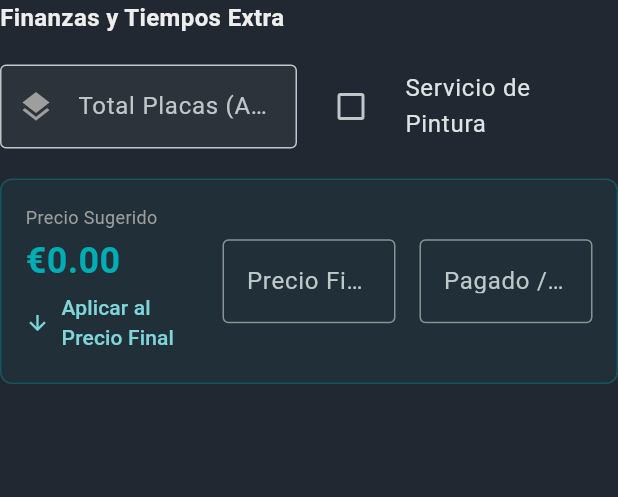
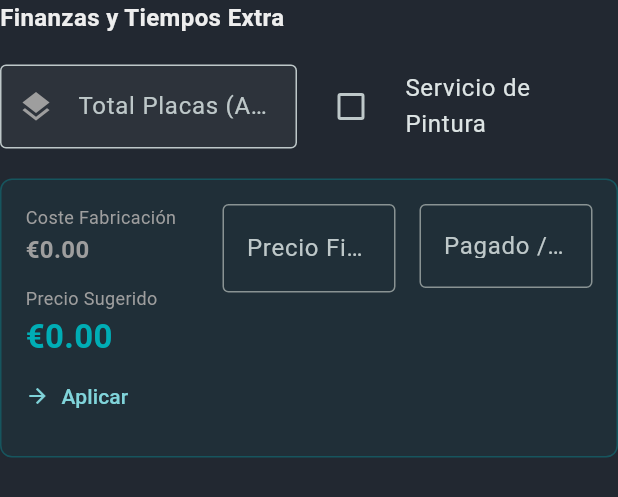
Before and after one commit to nesherben/nesherprints, a Flutter app: the FinanceFormSection widget shown alone on an empty page, opened directly with empty values, on a phone screen of 412 x 824 dp. Shown: the top 497 px of the screen. Run offline on Flutter 3.47's test engine with Material 3 defaults, Android fonts, the phone set to English and light mode, and no system bars; our stand-ins replace fl_chart, sqflite_common_ffi; accounts and stored records are empty.

Commit message:
feat: Enhance order management with improved financial calculations and UI updates

```diff
--- a/lib/presentation/widgets/forms/finance_form_section.dart
+++ b/lib/presentation/widgets/forms/finance_form_section.dart
@@ -9,6 +9,8 @@ class FinanceFormSection extends StatelessWidget {
   final TextEditingController paidController;
   final bool isPainted;
   final double suggestedPrice;
+  final double totalCost;
+  final double margenBeneficio;
   final bool isLocked;
 
   final Function(bool) onPaintedChanged;
@@ -26,6 +28,8 @@ class FinanceFormSection extends StatelessWidget {
     required this.paidController,
     required this.isPainted,
     required this.suggestedPrice,
+    required this.totalCost,
+    required this.margenBeneficio,
     required this.isLocked,
     required this.onPaintedChanged,
     required this.onPlatesChanged,
@@ -37,6 +41,30 @@ class FinanceFormSection extends StatelessWidget {
 
   @override
   Widget build(BuildContext context) {
+    Color getPriceColor(String currentPriceText) {
+      // 1. Limpiamos por si escribes con coma
+      String cleanText = currentPriceText.replaceAll(',', '.');
+      double price = double.tryParse(cleanText) ?? 0.0;
+
+      // Si no hay precio o coste, lo dejamos del color estándar
+      if (price <= 0 || totalCost <= 0) return AppColors.primary;
+
+      // --- TU LÓGICA DE NEGOCIO EXACTA ---
+
+      // 1. Si es el precio sugerido o más -> VERDE
+      if (price >= suggestedPrice) {
+        return Colors.green;
+      }
+
+      // 2. Si está entre el gasto y el sugerido -> NARANJA
+      if (price > totalCost && price < suggestedPrice) {
+        return Colors.orange;
+      }
+
+      // 3. Si es el precio de coste o menos (pérdidas) -> ROJO
+      return Colors.red;
+    }
+
     return Column(
       crossAxisAlignment: CrossAxisAlignment.start,
       children: [
@@ -115,11 +143,33 @@ class FinanceFormSection extends StatelessWidget {
             border: Border.all(color: AppColors.primary.withOpacity(0.3)),
           ),
           child: Row(
+            crossAxisAlignment:
+                CrossAxisAlignment.start, // Alineamos todo arriba
             children: [
+              // --- COLUMNA 1: DATOS INTERNOS (COSTE Y SUGERIDO) ---
               Expanded(
                 child: Column(
                   crossAxisAlignment: CrossAxisAlignment.start,
                   children: [
+                    // 1. Coste Real (NUEVO)
+                    const Text(
+                      'Coste Fabricación',
+                      style: TextStyle(
+                        color: AppColors.textMuted,
+                        fontSize: 12,
+                      ),
+                    ),
+                    const SizedBox(height: 2),
+                    Text(
+                      '€${totalCost.toStringAsFixed(2)}',
+                      style: const TextStyle(
+                        fontSize: 16,
+                        fontWeight: FontWeight.bold,
+                        color: Colors.grey, // Discreto para que no abrume
+                      ),
+                    ),
+                    const SizedBox(height: 12), // Separador
+                    // 2. Precio Sugerido (LO QUE YA TENÍAS)
                     const Text(
                       'Precio Sugerido',
                       style: TextStyle(
@@ -127,11 +177,11 @@ class FinanceFormSection extends StatelessWidget {
                         fontSize: 12,
                       ),
                     ),
-                    const SizedBox(height: 4),
+                    const SizedBox(height: 2),
                     Text(
                       '€${suggestedPrice.toStringAsFixed(2)}',
                       style: const TextStyle(
-                        fontSize: 24,
+                        fontSize: 22, // Un pelín más grande para destacar
                         fontWeight: FontWeight.bold,
                         color: AppColors.primary,
                       ),
@@ -139,8 +189,11 @@ class FinanceFormSection extends StatelessWidget {
                     if (!isLocked)
                       TextButton.icon(
                         onPressed: onApplySuggestedPrice,
-                        icon: const Icon(Icons.arrow_downward, size: 16),
-                        label: const Text('Aplicar al Precio Final'),
+                        icon: const Icon(
+                          Icons.arrow_forward,
+                          size: 16,
+                        ), // Cambiado a flecha lateral (opcional)
+                        label: const Text('Aplicar'),
                         style: TextButton.styleFrom(
                           padding: EdgeInsets.zero,
                           minimumSize: const Size(0, 0),
@@ -150,23 +203,28 @@ class FinanceFormSection extends StatelessWidget {
                 ),
               ),
               const SizedBox(width: 16),
+
+              // --- COLUMNA 2: PRECIO FINAL ---
               Expanded(
-                child: TextFormField(
+                child: TextField(
                   controller: priceController,
                   decoration: const InputDecoration(
-                    labelText: 'Precio Final',
+                    labelText: 'Precio Final (€)',
                     border: OutlineInputBorder(),
-                    prefixText: '€ ',
                   ),
-                  keyboardType: TextInputType.number,
-                  readOnly: isLocked,
-                  inputFormatters: [
-                    FilteringTextInputFormatter.allow(RegExp(r'^\d*\.?\d*')),
-                  ],
+                  style: TextStyle(
+                    fontSize: 18,
+                    fontWeight: FontWeight.bold,
+                    color: getPriceColor(priceController.text),
+                  ),
                   onChanged: onPriceChanged,
+                  readOnly:
+                      isLocked, // ¡Importante bloquearlo si está completado!
                 ),
               ),
               const SizedBox(width: 16),
+
+              // --- COLUMNA 3: PAGADO / ADELANTO ---
               Expanded(
                 child: TextFormField(
                   controller: paidController,
--- a/lib/presentation/widgets/forms/order_form_dialog.dart
+++ b/lib/presentation/widgets/forms/order_form_dialog.dart
@@ -47,6 +47,7 @@ class _OrderFormDialogState extends State<OrderFormDialog> {
 
   // ==================== ESTADO CALCULADO ====================
   double _suggestedPrice = 0.0;
+  double _totalCost = 0.0;
 
   @override
   void initState() {
@@ -125,6 +126,7 @@ class _OrderFormDialogState extends State<OrderFormDialog> {
     double costPaint = _isPainted ? (paintHours * _costeHoraPintado) : 0.0;
 
     setState(() {
+      _totalCost = costMaterial + costPaint;
       _suggestedPrice =
           (costMaterial) * (1 + (_margenBeneficio / 100)) + costPaint;
       _platesController.text = _plates.length
@@ -347,6 +349,8 @@ class _OrderFormDialogState extends State<OrderFormDialog> {
                 paidController: _paidController,
                 isPainted: _isPainted,
                 suggestedPrice: _suggestedPrice,
+                totalCost: _totalCost,
+                margenBeneficio: _margenBeneficio,
                 isLocked: _isLocked,
                 onPaintedChanged: (val) => setState(() {
                   _isPainted = val;
```
Also changed, not shown: lib/data/repositories/order_repository.dart (+4 -4 lines), lib/presentation/screens/main_layout.dart (+14 -8 lines), lib/presentation/screens/orders_view.dart (+5 -5 lines), lib/presentation/widgets/orders/order_data_table.dart (+68 -34 lines).
